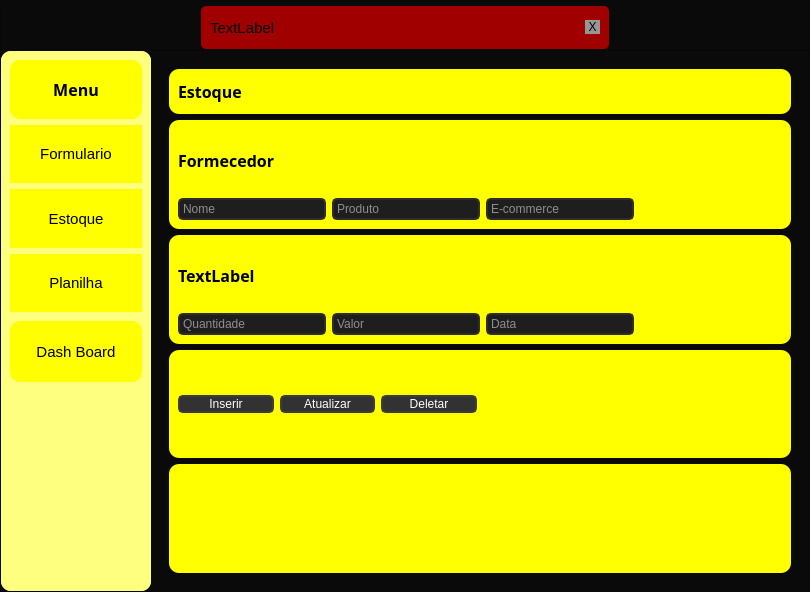
Above: v2.ui from Ton-Chyod-s/Estudo-sql-python before the change. Below: the same form after it.
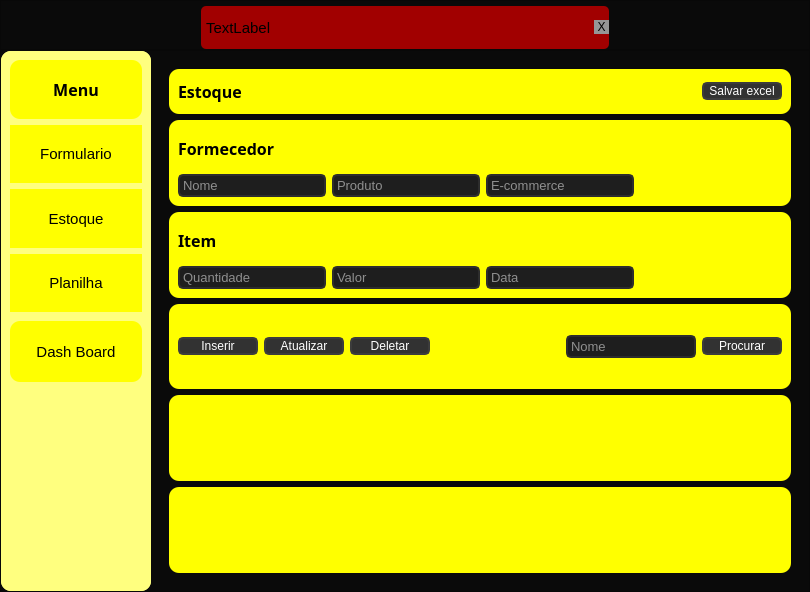
That is the form after the change. The open tabs and pages were chosen to show the change.

Diff of the .ui file:
```diff
--- a/v2.ui
+++ b/v2.ui
@@ -103,6 +103,21 @@
           <enum>QFrame::Raised</enum>
          </property>
          <layout class="QHBoxLayout" name="horizontalLayout_7">
+          <property name="spacing">
+           <number>0</number>
+          </property>
+          <property name="leftMargin">
+           <number>5</number>
+          </property>
+          <property name="topMargin">
+           <number>0</number>
+          </property>
+          <property name="rightMargin">
+           <number>0</number>
+          </property>
+          <property name="bottomMargin">
+           <number>0</number>
+          </property>
           <item>
            <widget class="QLabel" name="label_erro">
             <property name="font">
@@ -587,6 +602,41 @@
                    </property>
                   </spacer>
                  </item>
+                 <item>
+                  <widget class="QPushButton" name="pushButton_form_salvar">
+                   <property name="minimumSize">
+                    <size>
+                     <width>80</width>
+                     <height>0</height>
+                    </size>
+                   </property>
+                   <property name="font">
+                    <font>
+                     <family>Segoe UI</family>
+                    </font>
+                   </property>
+                   <property name="styleSheet">
+                    <string notr="true">QPushButton {
+	background-color: rgb(50, 50, 50);
+	border: 2px solid rgb(60, 60, 60);
+	border-radius: 5px;
+	color: rgb(255, 255, 255);
+}
+QPushButton:hover {
+	background-color: rgb(60, 60, 60);
+	border: 2px solid rgb(70,70, 70);
+}
+QPushButton:pressed {
+	background-color: rgb(250, 230, 0);
+	border: 2px solid rgb(161, 0, 0);
+	color: rgb(35, 35, 35);
+}</string>
+                   </property>
+                   <property name="text">
+                    <string>Salvar excel</string>
+                   </property>
+                  </widget>
+                 </item>
                 </layout>
                </widget>
               </item>
@@ -619,6 +669,12 @@
                  </item>
                  <item row="1" column="1">
                   <widget class="QLineEdit" name="lineEdit_form_produto">
+                   <property name="font">
+                    <font>
+                     <family>Segoe UI</family>
+                     <pointsize>10</pointsize>
+                    </font>
+                   </property>
                    <property name="styleSheet">
                     <string notr="true">QLineEdit {
 	border: 2px solid rgb(45,45,45);
@@ -642,6 +698,12 @@
                  </item>
                  <item row="1" column="2">
                   <widget class="QLineEdit" name="lineEdit_form_ecomerce">
+                   <property name="font">
+                    <font>
+                     <family>Segoe UI</family>
+                     <pointsize>10</pointsize>
+                    </font>
+                   </property>
                    <property name="styleSheet">
                     <string notr="true">QLineEdit {
 	border: 2px solid rgb(45,45,45);
@@ -665,6 +727,12 @@
                  </item>
                  <item row="1" column="0">
                   <widget class="QLineEdit" name="lineEdit_form_nome">
+                   <property name="font">
+                    <font>
+                     <family>Segoe UI</family>
+                     <pointsize>10</pointsize>
+                    </font>
+                   </property>
                    <property name="styleSheet">
                     <string notr="true">QLineEdit {
 	border: 2px solid rgb(45,45,45);
@@ -725,12 +793,18 @@
                     </font>
                    </property>
                    <property name="text">
-                    <string>TextLabel</string>
+                    <string>Item</string>
                    </property>
                   </widget>
                  </item>
                  <item row="1" column="0">
                   <widget class="QLineEdit" name="lineEdit_form_quantidade">
+                   <property name="font">
+                    <font>
+                     <family>Segoe UI</family>
+                     <pointsize>10</pointsize>
+                    </font>
+                   </property>
                    <property name="styleSheet">
                     <string notr="true">QLineEdit {
 	border: 2px solid rgb(45,45,45);
@@ -754,6 +828,12 @@
                  </item>
                  <item row="1" column="1">
                   <widget class="QLineEdit" name="lineEdit_form_valor">
+                   <property name="font">
+                    <font>
+                     <family>Segoe UI</family>
+                     <pointsize>10</pointsize>
+                    </font>
+                   </property>
                    <property name="styleSheet">
                     <string notr="true">QLineEdit {
 	border: 2px solid rgb(45,45,45);
@@ -777,6 +857,12 @@
                  </item>
                  <item row="1" column="2">
                   <widget class="QLineEdit" name="lineEdit_form_data">
+                   <property name="font">
+                    <font>
+                     <family>Segoe UI</family>
+                     <pointsize>10</pointsize>
+                    </font>
+                   </property>
                    <property name="styleSheet">
                     <string notr="true">QLineEdit {
 	border: 2px solid rgb(45,45,45);
@@ -825,9 +911,15 @@
                 <property name="frameShadow">
                  <enum>QFrame::Raised</enum>
                 </property>
-                <layout class="QHBoxLayout" name="horizontalLayout_10">
-                 <item>
+                <layout class="QGridLayout" name="gridLayout_9">
+                 <item row="1" column="0">
                   <widget class="QPushButton" name="pushButton_form_inserir">
+                   <property name="minimumSize">
+                    <size>
+                     <width>80</width>
+                     <height>0</height>
+                    </size>
+                   </property>
                    <property name="font">
                     <font>
                      <family>Segoe UI</family>
@@ -855,8 +947,14 @@
                    </property>
                   </widget>
                  </item>
-                 <item>
+                 <item row="1" column="1">
                   <widget class="QPushButton" name="pushButton_form_atualizar">
+                   <property name="minimumSize">
+                    <size>
+                     <width>80</width>
+                     <height>0</height>
+                    </size>
+                   </property>
                    <property name="font">
                     <font>
                      <family>Segoe UI</family>
@@ -884,8 +982,14 @@
                    </property>
                   </widget>
                  </item>
-                 <item>
+                 <item row="1" column="2">
                   <widget class="QPushButton" name="pushButton_form_deletar">
+                   <property name="minimumSize">
+                    <size>
+                     <width>80</width>
+                     <height>0</height>
+                    </size>
+                   </property>
                    <property name="font">
                     <font>
                      <family>Segoe UI</family>
@@ -913,39 +1017,106 @@
                    </property>
                   </widget>
                  </item>
-                 <item>
-                  <widget class="QFrame" name="frame_36">
-                   <property name="frameShape">
-                    <enum>QFrame::StyledPanel</enum>
+                 <item row="1" column="4">
+                  <widget class="QLineEdit" name="lineEdit_form_procurar_nome">
+                   <property name="font">
+                    <font>
+                     <family>Segoe UI</family>
+                     <pointsize>10</pointsize>
+                    </font>
                    </property>
-                   <property name="frameShadow">
-                    <enum>QFrame::Raised</enum>
+                   <property name="styleSheet">
+                    <string notr="true">QLineEdit {
+	border: 2px solid rgb(45,45,45);
+	border-radius: 5px;
+	padding: 1px;
+	background-color: rgb(30,30, 30);
+	color: rgb(255, 255, 255);
+}
+QLineEdit:hover {
+	border: 2px solid rgb(55,55,55);
+}
+QLineEdit:focus {
+	border: 2px solid rgb(161, 0, 0);
+	color: rgb(200, 200, 200);
+}</string>
                    </property>
+                   <property name="placeholderText">
+                    <string>Nome</string>
+                   </property>
                   </widget>
                  </item>
-                 <item>
-                  <widget class="QFrame" name="frame_37">
-                   <property name="frameShape">
-                    <enum>QFrame::StyledPanel</enum>
+                 <item row="1" column="5">
+                  <widget class="QPushButton" name="pushButton_form_procurar">
+                   <property name="minimumSize">
+                    <size>
+                     <width>80</width>
+                     <height>0</height>
+                    </size>
                    </property>
-                   <property name="frameShadow">
-                    <enum>QFrame::Raised</enum>
+                   <property name="sizeIncrement">
+                    <size>
+                     <width>0</width>
+                     <height>0</height>
+                    </size>
                    </property>
+                   <property name="font">
+                    <font>
+                     <family>Segoe UI</family>
+                     <pointsize>9</pointsize>
+                    </font>
+                   </property>
+                   <property name="styleSheet">
+                    <string notr="true">QPushButton {
+	background-color: rgb(50, 50, 50);
+	border: 2px solid rgb(60, 60, 60);
+	border-radius: 5px;
+	color: rgb(255, 255, 255);
+}
+QPushButton:hover {
+	background-color: rgb(60, 60, 60);
+	border: 2px solid rgb(70,70, 70);
+}
+QPushButton:pressed {
+	background-color: rgb(250, 230, 0);
+	border: 2px solid rgb(161, 0, 0);
+	color: rgb(35, 35, 35);
+}</string>
+                   </property>
+                   <property name="text">
+                    <string>Procurar</string>
+                   </property>
                   </widget>
                  </item>
-                 <item>
-                  <widget class="QFrame" name="frame_38">
-                   <property name="frameShape">
-                    <enum>QFrame::StyledPanel</enum>
+                 <item row="1" column="3">
+                  <spacer name="horizontalSpacer_8">
+                   <property name="orientation">
+                    <enum>Qt::Horizontal</enum>
                    </property>
-                   <property name="frameShadow">
-                    <enum>QFrame::Raised</enum>
+                   <property name="sizeHint" stdset="0">
+                    <size>
+                     <width>40</width>
+                     <height>20</height>
+                    </size>
                    </property>
-                  </widget>
+                  </spacer>
                  </item>
                 </layout>
                </widget>
               </item>
+              <item>
+               <widget class="QFrame" name="frame_2">
+                <property name="styleSheet">
+                 <string notr="true">background-color: rgb(255, 255, 0);</string>
+                </property>
+                <property name="frameShape">
+                 <enum>QFrame::StyledPanel</enum>
+                </property>
+                <property name="frameShadow">
+                 <enum>QFrame::Raised</enum>
+                </property>
+               </widget>
+              </item>
               <item>
                <widget class="QFrame" name="frame_34">
                 <property name="styleSheet">
```
Left out of the diff: 2 changed lines with no effect on the pictures.
